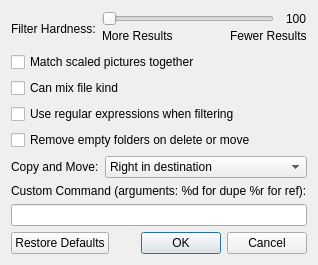
First picture: the form in qt/pe/preferences_dialog.ui, repository arsenetar/dupeguru, before the edit.
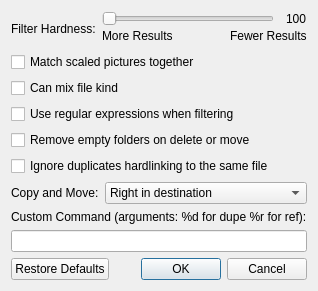
Second picture: the form after the edit.

Commit message: [#92 state:fixed] Added an option to ignore duplicates hardlinking to the same file.

Diff of the .ui file:
```diff
--- a/qt/pe/preferences_dialog.ui
+++ b/qt/pe/preferences_dialog.ui
@@ -150,6 +150,13 @@
        </property>
       </widget>
      </item>
+     <item>
+      <widget class="QCheckBox" name="ignoreHardlinkMatches">
+       <property name="text">
+        <string>Ignore duplicates hardlinking to the same file</string>
+       </property>
+      </widget>
+     </item>
      <item>
       <layout class="QHBoxLayout" name="horizontalLayout_4">
        <item>
```
The commit also changes 23 other files.
